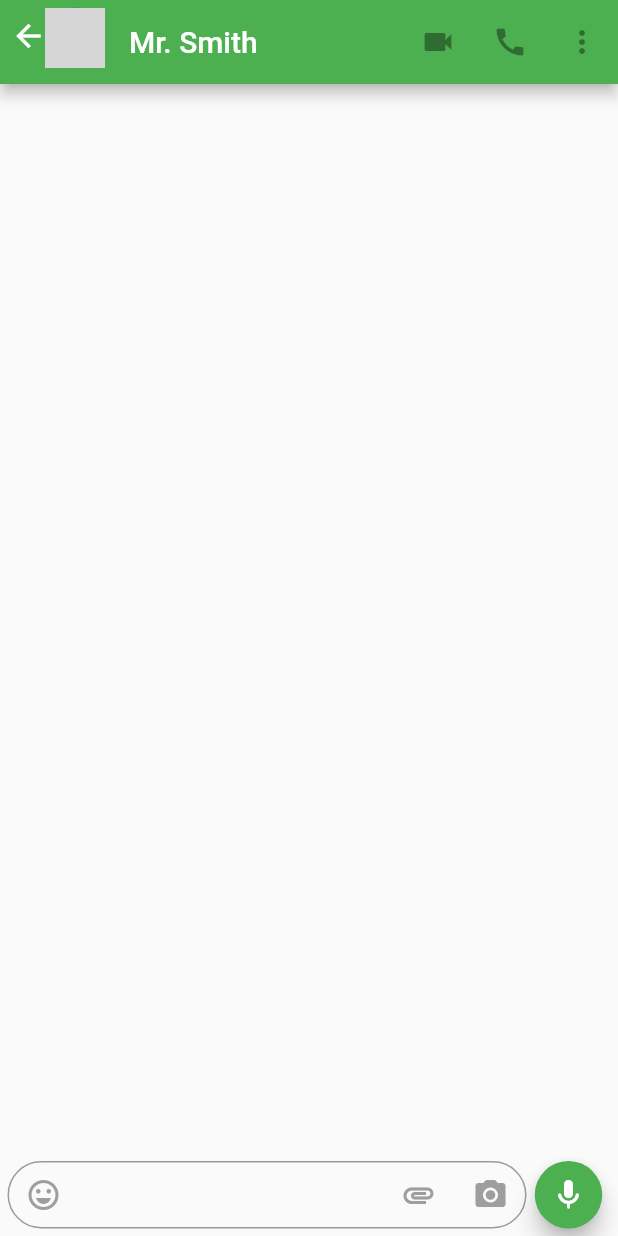
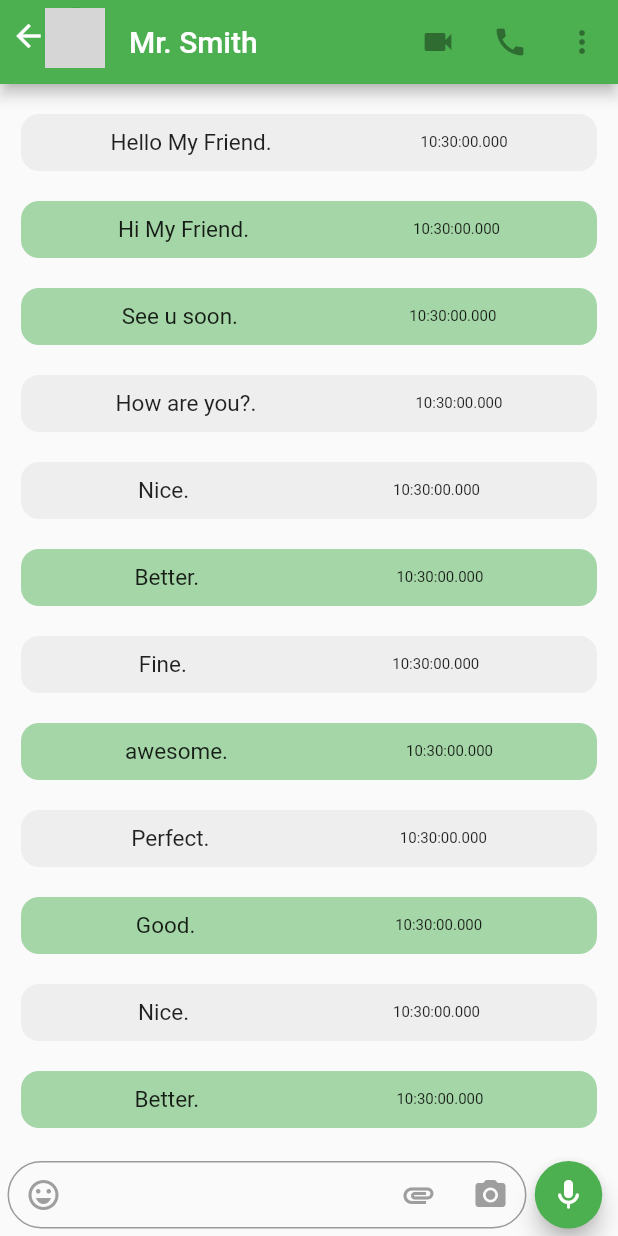
Before and after one commit to 20sw084/whatsapp-clone, a Flutter app: the ChatScreen screen opened directly, on a phone screen of 412 x 824 dp. Run offline on Flutter 3.47's test engine with Material 2 defaults, Android fonts, the phone set to English and light mode, and no system bars; network calls fail; grey boxes are pictures that could not be loaded.

Commit message:
2nd commit

```diff
--- /dev/null
+++ b/lib/models/message.dart
@@ -0,0 +1,7 @@
+class Message{
+  final String text;
+  final bool isSentByMe;
+  final DateTime date;
+
+  const Message ({required this.text, required this.date,required this.isSentByMe});
+}
--- a/lib/screens/chat_screen.dart
+++ b/lib/screens/chat_screen.dart
@@ -1,4 +1,6 @@
 import 'package:flutter/material.dart';
+
+import '../models/message.dart';
 
 class ChatScreen extends StatelessWidget {
   final String title;
@@ -7,6 +9,25 @@ class ChatScreen extends StatelessWidget {
 
   @override
   Widget build(BuildContext context) {
+    final List<Message> messages = [
+      Message(text: "Hello My Friend.", date: DateTime.now(), isSentByMe: true),
+      Message(text: "Hi My Friend.", date: DateTime.now(), isSentByMe: false),
+      Message(text: "See u soon.", date: DateTime.now(), isSentByMe: false),
+      Message(text: "How are you?.", date: DateTime.now(), isSentByMe: true),
+      Message(text: "Nice.", date: DateTime.now(), isSentByMe: true),
+      Message(text: "Better.", date: DateTime.now(), isSentByMe: false),
+      Message(text: "Fine.", date: DateTime.now(), isSentByMe: true),
+      Message(text: "awesome.", date: DateTime.now(), isSentByMe: false),
+      Message(text: "Perfect.", date: DateTime.now(), isSentByMe: true),
+      Message(text: "Good.", date: DateTime.now(), isSentByMe: false),
+      Message(text: "Nice.", date: DateTime.now(), isSentByMe: true),
+      Message(text: "Better.", date: DateTime.now(), isSentByMe: false),
+      Message(text: "Fine.", date: DateTime.now(), isSentByMe: true),
+      Message(text: "awesome.", date: DateTime.now(), isSentByMe: false),
+      Message(text: "Perfect.", date: DateTime.now(), isSentByMe: true),
+      Message(text: "Good.", date: DateTime.now(), isSentByMe: false),
+      Message(text: "Bye, My Friend.", date: DateTime.now(), isSentByMe: true),
+    ];
     return SafeArea(
       child: Scaffold(
         resizeToAvoidBottomInset: false,
@@ -99,6 +120,49 @@ class ChatScreen extends StatelessWidget {
             ),
           ],
         ),
+        body: ListView.builder(
+            itemCount: messages.length,
+            shrinkWrap: true,
+            padding: EdgeInsets.only(top: 10, bottom: 10),
+            physics: NeverScrollableScrollPhysics(),
+            itemBuilder: (context, index) {
+              List<String> _sd = messages[index].date.toString().split(' ');
+              String _t = _sd.last;
+              return Container(
+                padding:
+                    EdgeInsets.only(left: 14, right: 14, top: 10, bottom: 10),
+                child: Align(
+                  alignment: (messages[index].isSentByMe
+                      ? Alignment.topLeft
+                      : Alignment.topRight),
+                  child: Container(
+                    decoration: BoxDecoration(
+                      borderRadius: BorderRadius.circular(12),
+                      color: (messages[index].isSentByMe
+                          ? Colors.grey.shade200
+                          : Colors.green[200]),
+                    ),
+                    padding: EdgeInsets.all(10),
+                    child: Row(
+                      mainAxisAlignment: MainAxisAlignment.spaceAround,
+                      children: [
+                        Text(
+                          messages[index].text,
+                          style: TextStyle(fontSize: 15),
+                        ),
+                        Text(
+                          _t,
+                          style: TextStyle(fontSize: 10),
+                        ),
+                      ],
+                    ),
+                  ),
+                ),
+                // child: ListTile(
+                //   title: Text(messages.elementAt(index).text),
+                // ),
+              );
+            }),
       ),
     );
   }
```
Also changed, not shown: lib/main.dart (+11 -2 lines).
